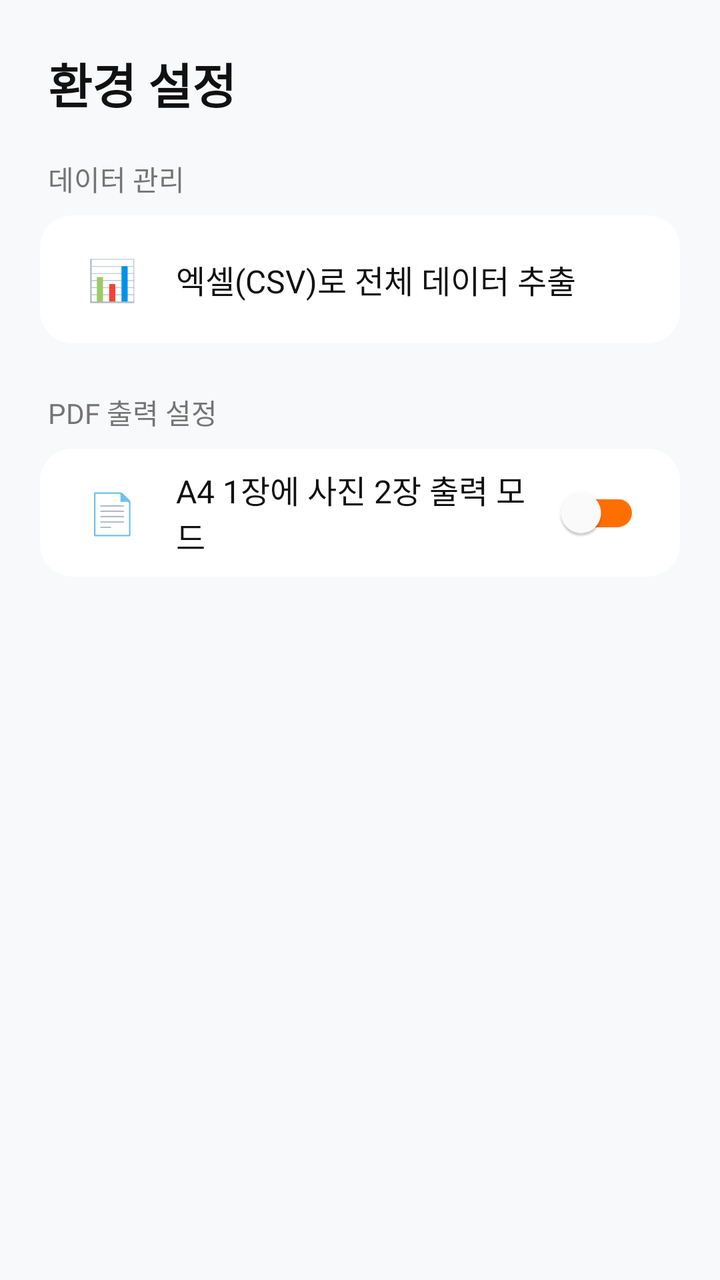
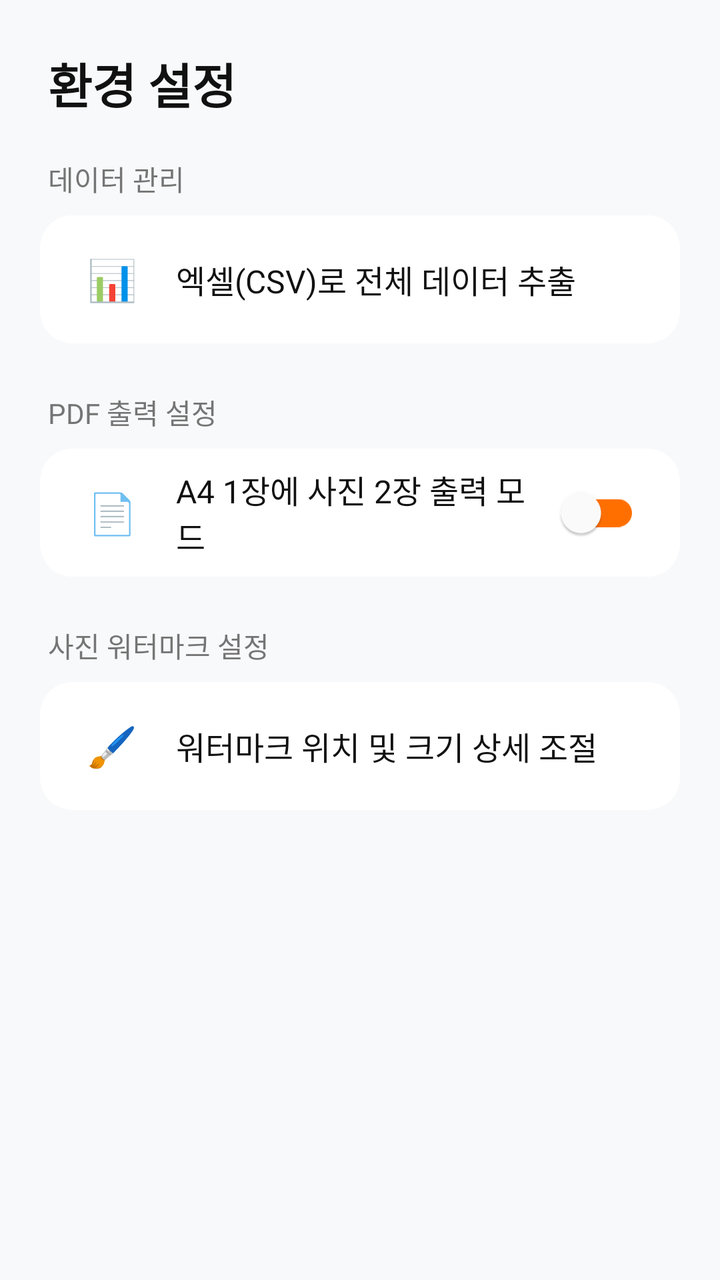

Screens rendered from an Android XML layout before and after an edit, with the pre-edit source and the edit as a unified diff.
<!-- AndroidManifest.xml: application theme Theme.Siteboard -->
<!-- res/layout/fragment_settings.xml -->
<?xml version="1.0" encoding="utf-8"?>
<androidx.constraintlayout.widget.ConstraintLayout
    xmlns:android="http://schemas.android.com/apk/res/android"
    xmlns:app="http://schemas.android.com/apk/res-auto"
    android:layout_width="match_parent"
    android:layout_height="match_parent"
    android:background="#F8F9FA">

    <TextView
        android:id="@+id/tvSettingsTitle"
        android:layout_width="wrap_content"
        android:layout_height="wrap_content"
        android:text="환경 설정"
        android:textSize="24sp"
        android:textColor="#111111"
        android:textStyle="bold"
        android:layout_margin="24dp"
        app:layout_constraintTop_toTopOf="parent"
        app:layout_constraintStart_toStartOf="parent" />

    <LinearLayout
        android:layout_width="match_parent"
        android:layout_height="wrap_content"
        android:orientation="vertical"
        android:padding="20dp"
        app:layout_constraintTop_toBottomOf="@id/tvSettingsTitle">

        <TextView android:layout_width="wrap_content" android:layout_height="wrap_content" android:text="데이터 관리" android:textColor="#757575" android:textSize="14sp" android:layout_marginBottom="8dp" android:layout_marginStart="4dp"/>

        <androidx.cardview.widget.CardView
            android:layout_width="match_parent"
            android:layout_height="wrap_content"
            app:cardCornerRadius="16dp"
            app:cardElevation="0dp"
            app:cardBackgroundColor="#FFFFFF"
            android:layout_marginBottom="24dp">
            <LinearLayout android:layout_width="match_parent" android:layout_height="wrap_content" android:orientation="vertical">

                <LinearLayout android:id="@+id/btnExportCsv" android:layout_width="match_parent" android:layout_height="64dp" android:orientation="horizontal" android:gravity="center_vertical" android:paddingHorizontal="20dp" android:background="?attr/selectableItemBackground" android:clickable="true" android:focusable="true">
                    <TextView android:layout_width="32dp" android:layout_height="32dp" android:text="📊" android:textSize="20sp" android:gravity="center"/>
                    <TextView android:layout_width="0dp" android:layout_height="wrap_content" android:layout_weight="1" android:text="엑셀(CSV)로 전체 데이터 추출" android:textColor="#111111" android:textSize="16sp" android:layout_marginStart="16dp"/>
                </LinearLayout>

            </LinearLayout>
        </androidx.cardview.widget.CardView>

        <TextView android:layout_width="wrap_content" android:layout_height="wrap_content" android:text="PDF 출력 설정" android:textColor="#757575" android:textSize="14sp" android:layout_marginBottom="8dp" android:layout_marginStart="4dp"/>

        <androidx.cardview.widget.CardView
            android:layout_width="match_parent"
            android:layout_height="wrap_content"
            app:cardCornerRadius="16dp"
            app:cardElevation="0dp"
            app:cardBackgroundColor="#FFFFFF">
            <LinearLayout
                android:layout_width="match_parent"
                android:layout_height="64dp"
                android:orientation="horizontal"
                android:gravity="center_vertical"
                android:paddingHorizontal="20dp">
                <TextView android:layout_width="32dp" android:layout_height="32dp" android:text="📄" android:textSize="20sp" android:gravity="center"/>
                <TextView android:layout_width="0dp" android:layout_height="wrap_content" android:layout_weight="1" android:text="A4 1장에 사진 2장 출력 모드" android:textColor="#111111" android:textSize="16sp" android:layout_marginStart="16dp"/>
                <com.google.android.material.switchmaterial.SwitchMaterial
                    android:id="@+id/switchPdfMode"
                    android:layout_width="wrap_content"
                    android:layout_height="wrap_content"
                    app:thumbTint="#FFFFFF"
                    app:trackTint="#FF6F00"/>
            </LinearLayout>
        </androidx.cardview.widget.CardView>
    </LinearLayout>
</androidx.constraintlayout.widget.ConstraintLayout>
<!-- resources referenced by this layout -->
<resources>
  <style name="Theme.Siteboard" parent="Base.Theme.Siteboard" />
  <style name="Base.Theme.Siteboard" parent="Theme.Material3.DayNight.NoActionBar">
          
          
      </style>
</resources>

<!-- the commit's change to res/layout/fragment_settings.xml (unified diff, before → after) -->
@@ -68,5 +68,19 @@
                     app:trackTint="#FF6F00"/>
             </LinearLayout>
         </androidx.cardview.widget.CardView>
+
+        <TextView android:layout_width="wrap_content" android:layout_height="wrap_content" android:text="사진 워터마크 설정" android:textColor="#757575" android:textSize="14sp" android:layout_marginBottom="8dp" android:layout_marginStart="4dp" android:layout_marginTop="24dp"/>
+
+        <androidx.cardview.widget.CardView
+            android:layout_width="match_parent"
+            android:layout_height="wrap_content"
+            app:cardCornerRadius="16dp"
+            app:cardElevation="0dp"
+            app:cardBackgroundColor="#FFFFFF">
+            <LinearLayout android:id="@+id/btnWatermarkSettings" android:layout_width="match_parent" android:layout_height="64dp" android:orientation="horizontal" android:gravity="center_vertical" android:paddingHorizontal="20dp" android:background="?attr/selectableItemBackground" android:clickable="true" android:focusable="true">
+                <TextView android:layout_width="32dp" android:layout_height="32dp" android:text="🖌️" android:textSize="20sp" android:gravity="center"/>
+                <TextView android:layout_width="0dp" android:layout_height="wrap_content" android:layout_weight="1" android:text="워터마크 위치 및 크기 상세 조절" android:textColor="#111111" android:textSize="16sp" android:layout_marginStart="16dp"/>
+            </LinearLayout>
+        </androidx.cardview.widget.CardView>
     </LinearLayout>
 </androidx.constraintlayout.widget.ConstraintLayout>
